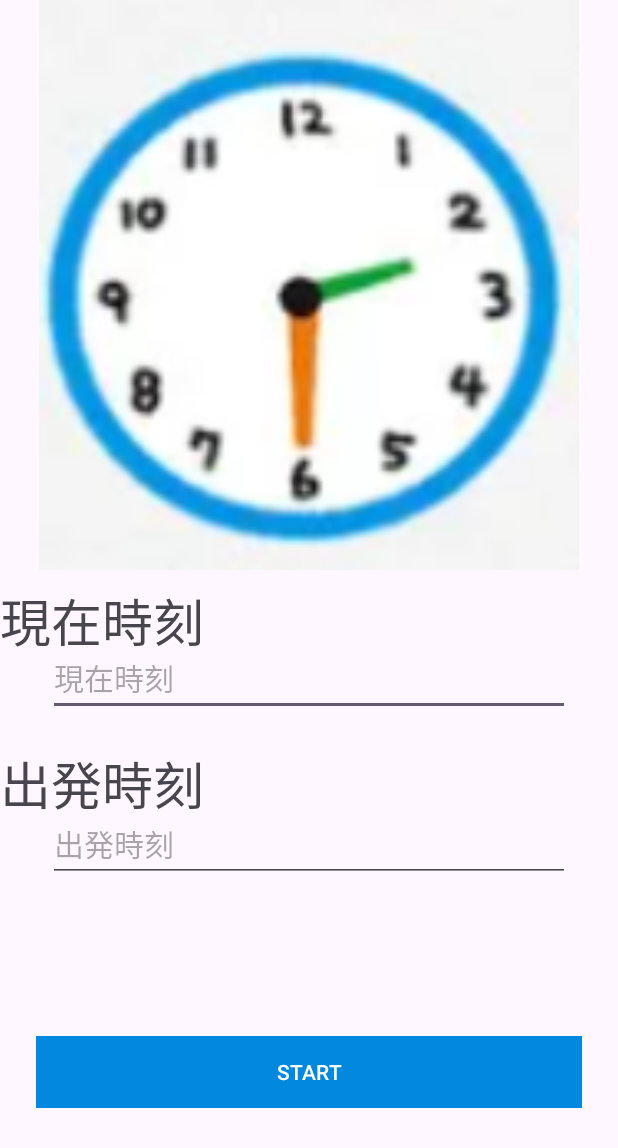
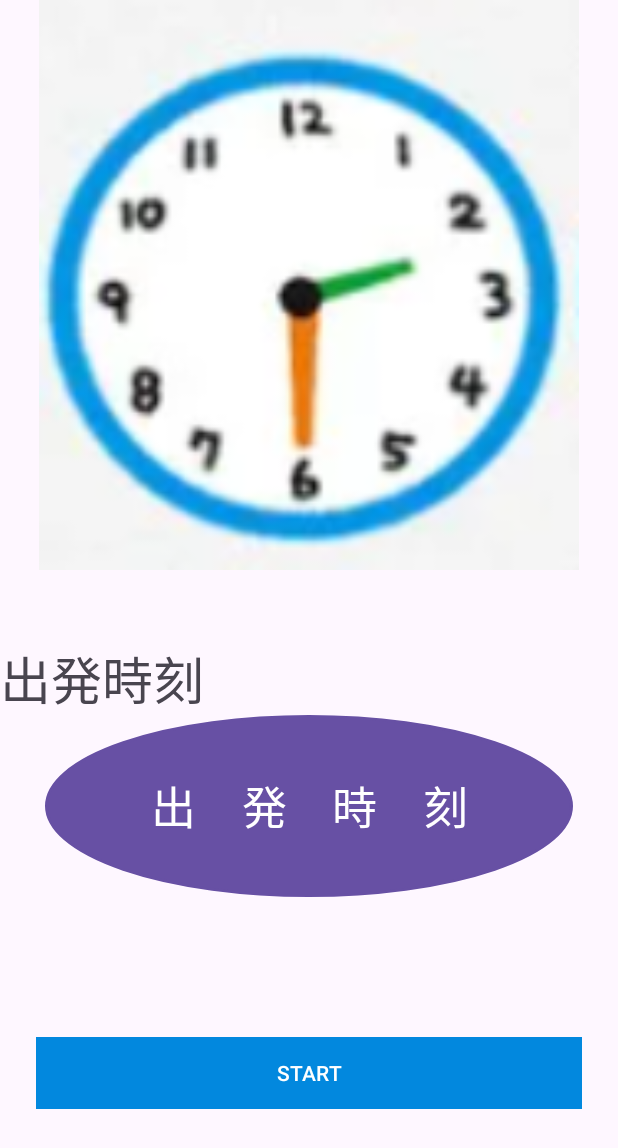
Before and after one commit to itc-s21014/MyApplication2, an Android app: the TimeSettingActivity screen opened directly, with no data from a screen before it, on a phone screen of 412 x 824 dp. Shown: the top 1148 px of the screen. Run offline under Robolectric (Android 15) with nearby library versions, the phone set to English and light mode, and no system bars.

Commit message:
ボタンを少し修正

```diff
--- a/app/src/main/java/com/example/myapplication2/TimeSettingActivity.kt
+++ b/app/src/main/java/com/example/myapplication2/TimeSettingActivity.kt
@@ -15,7 +15,7 @@ class TimeSettingActivity : AppCompatActivity() {
         binding = ActivityTimeSettingBinding.inflate(layoutInflater)
         setContentView(binding.root)
 
-        binding.timetext1.setOnClickListener {
+        binding.button4.setOnClickListener {
             val calendar = Calendar.getInstance()
             val hour = calendar.get(Calendar.HOUR_OF_DAY)
             val minute = calendar.get(Calendar.MINUTE)
@@ -24,24 +24,7 @@ class TimeSettingActivity : AppCompatActivity() {
                 this,
                 TimePickerDialog.OnTimeSetListener { _, selectedHour, selectedMinute ->
                     val selectedTime = "$selectedHour:$selectedMinute"
-                    binding.timetext1.setText(selectedTime)
-                },
-                hour,
-                minute,
-                true
-            )
-            timePickerDialog.show()
-        }
-        binding.timetext2.setOnClickListener {
-            val calendar = Calendar.getInstance()
-            val hour = calendar.get(Calendar.HOUR_OF_DAY)
-            val minute = calendar.get(Calendar.MINUTE)
-
-            val timePickerDialog = TimePickerDialog(
-                this,
-                TimePickerDialog.OnTimeSetListener { _, selectedHour, selectedMinute ->
-                    val selectedTime = "$selectedHour:$selectedMinute"
-                    binding.timetext2.setText(selectedTime)
+                    binding.button4.setText(selectedTime)
                 },
                 hour,
                 minute,
--- a/app/src/main/res/layout/activity_time_setting.xml
+++ b/app/src/main/res/layout/activity_time_setting.xml
@@ -37,25 +37,29 @@
         app:layout_constraintTop_toTopOf="parent"
         app:srcCompat="@drawable/watch" />
 
-    <TextView
-        android:id="@+id/txtTime"
-        android:layout_width="0dp"
-        android:layout_height="0dp"
-        android:layout_marginTop="8dp"
-        android:layout_marginBottom="8dp"
-        android:text="@string/nowtime"
-        android:textSize="34sp"
-        app:layout_constraintBottom_toTopOf="@+id/guideline23"
-        app:layout_constraintEnd_toEndOf="parent"
-        app:layout_constraintStart_toStartOf="parent"
-        app:layout_constraintTop_toTopOf="@+id/guideline20" />
-
     <androidx.constraintlayout.widget.Guideline
         android:id="@+id/guideline23"
         android:layout_width="wrap_content"
         android:layout_height="wrap_content"
         android:orientation="horizontal"
-        app:layout_constraintGuide_begin="489dp" />
+        app:layout_constraintGuide_begin="419dp" />
+
+    <Button
+        android:id="@+id/button4"
+        android:layout_width="0dp"
+        android:layout_height="0dp"
+        android:layout_marginStart="30dp"
+        android:layout_marginTop="50dp"
+        android:layout_marginEnd="30dp"
+        android:background="@drawable/maruiwaku"
+        android:text="出　発　時　刻"
+        android:textSize="30sp"
+        app:layout_constraintBottom_toBottomOf="@+id/textView3"
+        app:layout_constraintEnd_toEndOf="parent"
+        app:layout_constraintHorizontal_bias="0.0"
+        app:layout_constraintStart_toStartOf="@+id/textView3"
+        app:layout_constraintTop_toTopOf="@+id/textView3"
+        app:layout_constraintVertical_bias="0.0" />
 
     <TextView
         android:id="@+id/textView3"
@@ -67,47 +71,16 @@
         android:textSize="34sp"
         app:layout_constraintBottom_toTopOf="@+id/guideline24"
         app:layout_constraintEnd_toEndOf="parent"
+        app:layout_constraintHorizontal_bias="0.0"
         app:layout_constraintStart_toStartOf="parent"
-        app:layout_constraintTop_toTopOf="@+id/guideline23" />
+        app:layout_constraintTop_toTopOf="@+id/guideline23"
+        app:layout_constraintVertical_bias="0.0" />
 
     <androidx.constraintlayout.widget.Guideline
         android:id="@+id/guideline24"
         android:layout_width="wrap_content"
         android:layout_height="wrap_content"
         android:orientation="horizontal"
-        app:layout_constraintGuide_begin="605dp" />
-
-    <EditText
-        android:id="@+id/timetext1"
-        android:layout_width="0dp"
-        android:layout_height="wrap_content"
-        android:layout_marginStart="32dp"
-        android:layout_marginTop="35dp"
-        android:layout_marginEnd="32dp"
-        android:ems="10"
-        android:hint="@string/nowtime"
-        android:inputType="time"
-        android:textSize="20sp"
-        app:layout_constraintBottom_toBottomOf="@+id/txtTime"
-        app:layout_constraintEnd_toEndOf="parent"
-        app:layout_constraintHorizontal_bias="0.502"
-        app:layout_constraintStart_toStartOf="@+id/txtTime"
-        app:layout_constraintTop_toTopOf="@+id/txtTime" />
-
-    <EditText
-        android:id="@+id/timetext2"
-        android:layout_width="0dp"
-        android:layout_height="wrap_content"
-        android:layout_marginStart="32dp"
-        android:layout_marginTop="32dp"
-        android:layout_marginEnd="32dp"
-        android:ems="10"
-        android:hint="@string/starttime"
-        android:inputType="time"
-        android:textSize="20sp"
-        app:layout_constraintBottom_toTopOf="@+id/guideline24"
-        app:layout_constraintEnd_toEndOf="@+id/textView3"
-        app:layout_constraintStart_toStartOf="@+id/textView3"
-        app:layout_constraintTop_toTopOf="@+id/guideline23" />
+        app:layout_constraintGuide_begin="606dp" />
 
 </androidx.constraintlayout.widget.ConstraintLayout>
```
